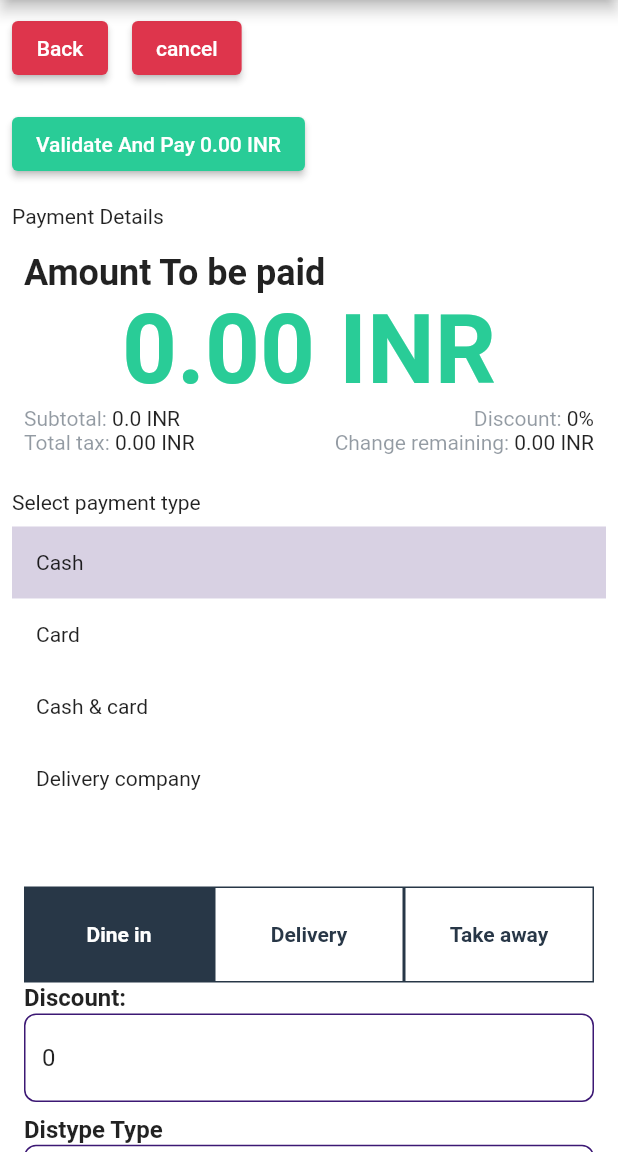
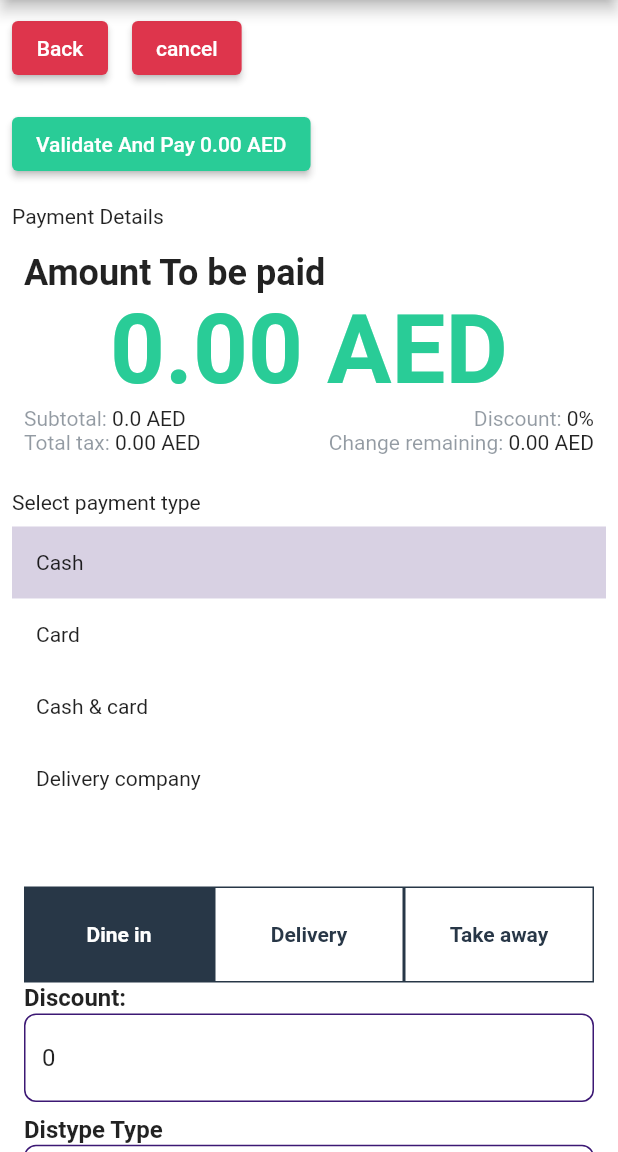
Before and after one commit to nable-invent/poppo-india-updated, a Flutter app: the ProceedOrder screen opened directly, on a phone screen of 412 x 824 dp, the part 84-1236 px from its top. Run offline on Flutter 3.47's test engine with Material 2 defaults, Android fonts, the light colour scheme and no system bars; our stand-ins replace awesome_dialog, cached_network_image, dio, flutter_layout_grid, fluttertoast, localstorage and 4 more; accounts and stored records are empty; network calls fail.

Commit message:
windows update

```diff
--- a/lib/Componant/Cart.dart
+++ b/lib/Componant/Cart.dart
@@ -53,7 +53,7 @@ class _CartPageState extends State<CartPage> {
                                     .getSubTotal(widget.productList)
                                     .toStringAsFixed(2)
                                 : " 0 ") +
-                            "INR",
+                            "AED",
                       ),
                       Text("Total: " +
                           ((widget.productList.length > 0)
@@ -61,7 +61,7 @@ class _CartPageState extends State<CartPage> {
                                   .getTotal(widget.productList)
                                   .toStringAsFixed(2)
                               : " 0 ") +
-                          " INR"),
+                          " AED"),
                     ],
                   ),
                 ),
--- a/lib/Componant/Product.dart
+++ b/lib/Componant/Product.dart
@@ -77,7 +77,7 @@ class _ProductCardState extends State<ProductCard> {
                 child: Padding(
                   padding: const EdgeInsets.all(8.0),
                   child: Text(
-                    widget.productPrice + " INR",
+                    widget.productPrice + " AED",
                     style: TextStyle(
                       fontSize: 16,
                       fontWeight: FontWeight.bold,
--- a/lib/Model/Posmodel.dart
+++ b/lib/Model/Posmodel.dart
@@ -14,6 +14,8 @@ getPosdata() async {
     options: Options(
       headers: {
         "Authorization": "Token " + token,
+        "content-type": "application/json",
+        "accept": "application/json",
       },
     ),
   );
--- a/lib/View/InvoicePage.dart
+++ b/lib/View/InvoicePage.dart
@@ -202,13 +202,13 @@ class InvoicePage extends StatelessWidget {
                                     Text(e.quantity.toString() ?? ""),
                                   ),
                                   DataCell(
-                                    Text(e.subTotal.toString() + " INR"),
+                                    Text(e.subTotal.toString() + " AED"),
                                   ),
                                   DataCell(
-                                    Text(e.vatAmount.toString() + " INR"),
+                                    Text(e.vatAmount.toString() + " AED"),
                                   ),
                                   DataCell(
-                                    Text(e.total.toString() + " INR"),
+                                    Text(e.total.toString() + " AED"),
                                   ),
                                 ],
                               );
@@ -237,7 +237,7 @@ class InvoicePage extends StatelessWidget {
                                         MainAxisAlignment.spaceBetween,
                                     children: [
                                       Text("Subtotal:"),
-                                      Text(data.subtotal.toString() + " INR"),
+                                      Text(data.subtotal.toString() + " AED"),
                                     ],
                                   ),
                                   SizedBox(height: 24),
@@ -246,7 +246,7 @@ class InvoicePage extends StatelessWidget {
                                         MainAxisAlignment.spaceBetween,
                                     children: [
                                       Text("VAT:"),
-                                      Text(data.vat.toString() + " INR"),
+                                      Text(data.vat.toString() + " AED"),
                                     ],
                                   ),
                                   SizedBox(height: 24),
@@ -255,7 +255,7 @@ class InvoicePage extends StatelessWidget {
                                         MainAxisAlignment.spaceBetween,
                                     children: [
                                       Text("Discount:"),
-                                      Text(data.discount.toString() + " INR"),
+                                      Text(data.discount.toString() + " AED"),
                                     ],
                                   ),
                                   Divider(
@@ -266,7 +266,7 @@ class InvoicePage extends StatelessWidget {
                                         MainAxisAlignment.spaceBetween,
                                     children: [
                                       Text("Total:"),
-                                      Text(data.total.toString() + " INR"),
+                                      Text(data.total.toString() + " AED"),
                                     ],
                                   ),
                                 ],
--- a/lib/View/Outlat.dart
+++ b/lib/View/Outlat.dart
@@ -4,6 +4,7 @@ import 'package:poppos/Model/OutletModel.dart';
 import 'package:poppos/Networking/OfflineData.dart';
 // import 'package:poppos/Networking/OfflineData.dart';
 import 'package:poppos/Utills/Color.dart';
+import 'package:poppos/View/ApiPage.dart';
 import 'package:poppos/main.dart';
 
 class OutletPage extends StatefulWidget {
@@ -31,6 +32,14 @@ class _OutletPageState extends State<OutletPage> {
         return SafeArea(
           child: Scaffold(
             appBar: AppBar(
+              actions: [
+                TextButton(
+                    onPressed: () =>
+                        Navigator.of(context).pushReplacement(MaterialPageRoute(
+                          builder: (context) => ApiPage(),
+                        )),
+                    child: Text("back"))
+              ],
               title: Text("Outlets"),
               backgroundColor: primary,
             ),
--- a/lib/View/Print.dart
+++ b/lib/View/Print.dart
@@ -94,7 +94,7 @@ class PrintPage extends StatelessWidget {
                           mainAxisAlignment: pw.MainAxisAlignment.spaceBetween,
                           children: [
                             pw.Text("Subtotal:"),
-                            pw.Text(data.subtotal.toString() + " INR"),
+                            pw.Text(data.subtotal.toString() + " AED"),
                           ],
                         ),
                         pw.SizedBox(height: 24),
@@ -102,7 +102,7 @@ class PrintPage extends StatelessWidget {
                           mainAxisAlignment: pw.MainAxisAlignment.spaceBetween,
                           children: [
                             pw.Text("VAT:"),
-                            pw.Text(data.vat.toString() + " INR"),
+                            pw.Text(data.vat.toString() + " AED"),
                           ],
                         ),
                         pw.SizedBox(height: 24),
@@ -110,7 +110,7 @@ class PrintPage extends StatelessWidget {
                           mainAxisAlignment: pw.MainAxisAlignment.spaceBetween,
                           children: [
                             pw.Text("Discount:"),
-                            pw.Text(data.discount.toString() + " INR"),
+                            pw.Text(data.discount.toString() + " AED"),
                           ],
                         ),
                         pw.Divider(
@@ -120,7 +120,7 @@ class PrintPage extends StatelessWidget {
                           mainAxisAlignment: pw.MainAxisAlignment.spaceBetween,
                           children: [
                             pw.Text("Total:"),
-                            pw.Text(data.total.toString() + " INR"),
+                            pw.Text(data.total.toString() + " AED"),
                           ],
                         ),
                       ],
--- a/lib/View/ProceedOrder.dart
+++ b/lib/View/ProceedOrder.dart
@@ -41,7 +41,7 @@ class _ProceedOrderState extends State<ProceedOrder> {
   double discountAmount = 0;
   List<String> disType = [
     "Discount %",
-    "Discount INR",
+    "Discount AED",
   ];
   double cardAmount = 0;
   double cashAmount = 0;
@@ -287,7 +287,7 @@ class _LandscapeState extends State<Landscape> {
   double discountAmount = 0;
   List<String> disType = [
     "Discount %",
-    "Discount INR",
+    "Discount AED",
   ];
   double cardAmount = 0;
   double cashAmount = 0;
@@ -566,7 +566,7 @@ class _LandscapeState extends State<Landscape> {
                         }
                       },
                       child: Text(
-                        "Validate And Pay " + total.toStringAsFixed(2) + " INR",
+                        "Validate And Pay " + total.toStringAsFixed(2) + " AED",
                       ),
                     ),
                   ),
@@ -606,7 +606,7 @@ class _LandscapeState extends State<Landscape> {
                                 ),
                               ),
                               Text(
-                                total.toStringAsFixed(2) + " INR",
+                                total.toStringAsFixed(2) + " AED",
                                 style: TextStyle(
                                   fontSize: 64,
                                   fontWeight: FontWeight.bold,
@@ -626,7 +626,7 @@ class _LandscapeState extends State<Landscape> {
                                         ),
                                       ),
                                       Text(
-                                        subtotal.toString() + " INR",
+                                        subtotal.toString() + " AED",
                                       ),
                                     ],
                                   ),
@@ -640,7 +640,7 @@ class _LandscapeState extends State<Landscape> {
                                       ),
                                       Text(
                                         discount.text +
-                                            ((disValue == 0) ? "%" : "INR"),
+                                            ((disValue == 0) ? "%" : "AED"),
                                       ),
                                     ],
                                   ),
@@ -659,7 +659,7 @@ class _LandscapeState extends State<Landscape> {
                                         ),
                                       ),
                                       Text((taxAmount.toStringAsFixed(2)) +
-                                          " INR"),
+                                          " AED"),
                                     ],
                                   ),
                                   Row(
@@ -670,7 +670,7 @@ class _LandscapeState extends State<Landscape> {
                                           color: dark.withOpacity(0.5),
                                         ),
                                       ),
-                                      Text(change.toString() + " INR"),
+                                      Text(change.toString() + " AED"),
                                     ],
                                   ),
                                 ],
@@ -1337,7 +1337,7 @@ class _PortraitState extends State<Portrait> {
   double discountAmount = 0;
   List<String> disType = [
     "Discount %",
-    "Discount INR",
+    "Discount AED",
   ];
   double cardAmount = 0;
   double cashAmount = 0;
@@ -1615,7 +1615,7 @@ class _PortraitState extends State<Portrait> {
                     }
                   },
                   child: Text(
-                    "Validate And Pay " + total.toStringAsFixed(2) + " INR",
+                    "Validate And Pay " + total.toStringAsFixed(2) + " AED",
                   ),
                 ),
               ),
@@ -1651,7 +1651,7 @@ class _PortraitState extends State<Portrait> {
                               ),
                             ),
                             Text(
-                              total.toStringAsFixed(2) + " INR",
+                              total.toStringAsFixed(2) + " AED",
                               style: TextStyle(
                                 fontSize: 64,
                                 fontWeight: FontWeight.bold,
@@ -1670,7 +1670,7 @@ class _PortraitState extends State<Portrait> {
                                       ),
                                     ),
                                     Text(
-                                      subtotal.toString() + " INR",
+                                      subtotal.toString() + " AED",
                                     ),
                                   ],
                                 ),
@@ -1684,7 +1684,7 @@ class _PortraitState extends State<Portrait> {
                                     ),
                                     Text(
                                       discount.text +
-                                          ((disValue == 0) ? "%" : "INR"),
+                                          ((disValue == 0) ? "%" : "AED"),
                                     ),
                                   ],
                                 ),
@@ -1702,7 +1702,7 @@ class _PortraitState extends State<Portrait> {
                                       ),
                                     ),
                                     Text((taxAmount.toStringAsFixed(2)) +
-                                        " INR"),
+                                        " AED"),
                                   ],
                                 ),
                                 Row(
@@ -1713,7 +1713,7 @@ class _PortraitState extends State<Portrait> {
                                         color: dark.withOpacity(0.5),
                                       ),
                                     ),
-                                    Text(change.toStringAsFixed(2) + " INR"),
+                                    Text(change.toStringAsFixed(2) + " AED"),
                                   ],
                                 ),
                               ],
--- a/lib/View/ProceedOrder1.dart
+++ b/lib/View/ProceedOrder1.dart
@@ -97,7 +97,7 @@ class _ProceedOrderState extends State<ProceedOrder> {
                       color: success,
                       onPressed: () {},
                       child:
-                          Text("Validate & Pay " + total.toString() + " INR"),
+                          Text("Validate & Pay " + total.toString() + " AED"),
                     ),
                   ),
                 ],
@@ -136,7 +136,7 @@ class _ProceedOrderState extends State<ProceedOrder> {
                                     ),
                                   ),
                                   Text(
-                                    total.toString() + " INR",
+                                    total.toString() + " AED",
                                     style:
                                         TextStyle(color: success, fontSize: 64),
                                   ),
@@ -153,8 +153,8 @@ class _ProceedOrderState extends State<ProceedOrder> {
                                         children: [
                                           Text("Subtotal:  " +
                                               subtotal.toString() +
-                                              " INR"),
-                                          Text("Total Tax: 19.2 INR"),
+                                              " AED"),
+                                          Text("Total Tax: 19.2 AED"),
                                         ],
                                       ),
                                       Column(
@@ -163,7 +163,7 @@ class _ProceedOrderState extends State<ProceedOrder> {
                                         children: [
                                           Text(
                                               "Discount: " + discountCtrl.text),
-                                          Text("Change remaining: 0.00 INR"),
+                                          Text("Change remaining: 0.00 AED"),
                                         ],
                                       ),
                                     ],
--- a/lib/View/html.dart
+++ b/lib/View/html.dart
@@ -226,7 +226,7 @@ Future<String> invoiceGenerator(Order data) async {
                     <tr>
                         <th>item</th>
                         <th>qty</th>
-                        <th>total(INR)</th>
+                        <th>total(AED)</th>
                     </tr>
                 </thead>
                 <tbody>''';
@@ -251,21 +251,21 @@ Future<String> invoiceGenerator(Order data) async {
             <div class="summary">
                 <div>
                     <p>Subtotal:</p>
-                    <p>${data.subtotal} INR</p>
+                    <p>${data.subtotal} AED</p>
                 </div>
                 <div>
                     <P>VAT :</P>
-                    <p>${data.vat} INR</p>
+                    <p>${data.vat} AED</p>
                 </div>
                 <div>
                     <p>Discount @ 10%:</p>
-                    <p>${data.discount} INR</p>
+                    <p>${data.discount} AED</p>
                 </div>
             </div>
             <div class="summary">
                 <div>
                     <p>Net total:</p>
-                    <p>${data.total} INR</p>
+                    <p>${data.total} AED</p>
                 </div>
 
                 <div>
--- a/lib/main.dart
+++ b/lib/main.dart
@@ -128,7 +128,7 @@ class _SplashScreenState extends State<SplashScreen> {
           MaterialPageRoute<void>(
             builder: (BuildContext context) => LoginPage(),
           ),
-          ModalRoute.withName('/login'),
+          ModalRoute.withName('/log '),
         );
       }
     } else {
@@ -301,7 +301,7 @@ class _TabletState extends State<Tablet> {
                   SizedBox(height: 32),
                   Center(
                     child: Text(
-                      "Powered by sysorex",
+                      "Powered by Nable Invent Solutions",
                       textAlign: TextAlign.center,
                       style: TextStyle(
                         fontWeight: FontWeight.bold,
--- a/pubspec.yaml
+++ b/pubspec.yaml
@@ -15,7 +15,7 @@ publish_to: "none" # Remove this line if you wish to publish to pub.dev
 # In iOS, build-name is used as CFBundleShortVersionString while build-number used as CFBundleVersion.
 # Read more about iOS versioning at
 # https://developer.apple.com/library/archive/documentation/General/Reference/InfoPlistKeyReference/Articles/CoreFoundationKeys.html
-version: 1.0.1+2
+version: 1.2.1+3
 
 environment:
   sdk: ">=2.7.0 <3.0.0"
```
Also changed, not shown: assets/splash/poppos.jpg, pubspec.lock, 8 other files.
